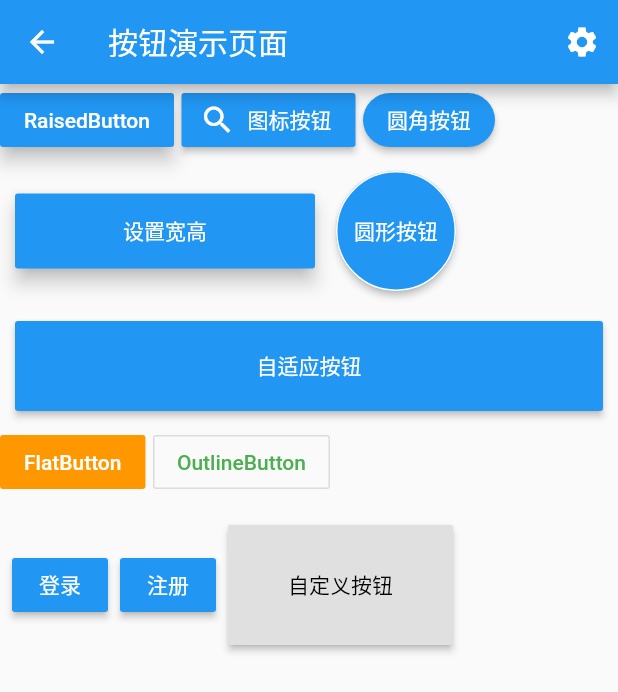
After one commit to lmx227/flutter_lmx, a Flutter app: the screen it shows after launch, after a tap on "跳转到按钮演示页面", on a phone screen of 412 x 824 dp. The commit adds this screen. Shown: the top 692 px of the screen. Run offline on Flutter 3.47's test engine with Material 2 defaults, Android fonts, the phone set to English and light mode, and no system bars; network calls fail.

Commit message:
按钮组件，自定义按钮

```diff
--- /dev/null
+++ b/flutter_lmx/lib/pages/Button.dart
@@ -0,0 +1,186 @@
+import 'package:flutter/material.dart';
+
+class ButtonPage extends StatelessWidget {
+  @override
+  Widget build(BuildContext context) {
+    return Scaffold(
+      appBar: AppBar(
+        title: Text("按钮演示页面"),
+        // 图标按钮
+        actions: <Widget>[
+          IconButton(
+            icon: Icon(Icons.settings, color: Colors.white,),
+          )
+        ],
+      ),
+      body: Column(
+        children: <Widget>[
+          Row(
+            children: <Widget>[
+              RaisedButton(
+                child: Text("RaisedButton"),
+                color: Colors.blue,
+                textColor: Colors.white,
+                elevation: 5, // 按钮阴影效果
+                onPressed: () {
+                  print("RaisedButton");
+                },
+              ),
+              SizedBox(width: 5),
+              // 图标按钮
+              RaisedButton.icon(
+                onPressed: () {
+
+                },
+                icon: Icon(Icons.search),
+                label: Text("图标按钮"),
+                color: Colors.blue,
+                textColor: Colors.white,
+              ),
+              SizedBox(width: 5),
+              RaisedButton(
+                child: Text("圆角按钮"),
+                color: Colors.blue,
+                textColor: Colors.white,
+                shape: RoundedRectangleBorder(
+                  borderRadius: BorderRadius.circular(20),
+                ),
+                onPressed: () {
+
+                },
+              )
+            ],
+          ),
+          SizedBox(height: 10),
+          Row(
+            children: <Widget>[
+              Container(
+                width: 200,
+                height: 50,
+                margin: EdgeInsets.all(10),
+                child: RaisedButton(
+                  child: Text("设置宽高"),
+                  color: Colors.blue,
+                  textColor: Colors.white,
+                  elevation: 5, // 按钮阴影效果
+                  onPressed: () {
+                    print("RaisedButton");
+                  },
+                ),
+              ),
+              Container(
+                height: 80,
+                child: RaisedButton(
+                  child: Text("圆形按钮"),
+                  color: Colors.blue,
+                  textColor: Colors.white,
+                  onPressed: () {
+                    print("圆形按钮");
+                  },
+                  shape: CircleBorder(
+                      side: BorderSide(
+                          color: Colors.white
+                      )
+                  ),
+                ),
+              ),
+            ],
+          ),
+          SizedBox(height: 10),
+          Row(
+            children: <Widget>[
+              Expanded(
+                child: Container(
+                  height: 60,
+                  margin: EdgeInsets.all(10),
+                  child: RaisedButton(
+                    child: Text("自适应按钮"),
+                    color: Colors.blue,
+                    textColor: Colors.white,
+                    onPressed: () {
+                      print("自适应按钮");
+                    },
+                  ),
+                )
+              )
+            ],
+          ),
+          Row(
+            children: <Widget>[
+              // 扁平化按钮
+              FlatButton(
+                child: Text("FlatButton"),
+                color: Colors.orange,
+                textColor: Colors.white,
+                onPressed: () {
+
+                },
+              ),
+              SizedBox(width: 5),
+              OutlineButton( // 带边框按钮
+                child: Text("OutlineButton"),
+                color: Colors.blue, // 背景色无效
+                textColor: Colors.green,
+                onPressed: () {
+                  print("OutlineButton");
+                },
+              )
+            ],
+          ),
+          SizedBox(height: 10),
+          Row(
+            mainAxisAlignment: MainAxisAlignment.start,
+            children: <Widget>[
+              ButtonBar( // 按钮组 ButtonBar
+                children: <Widget>[
+                  RaisedButton(
+                    child: Text("登录"),
+                    color: Colors.blue,
+                    textColor: Colors.white,
+                    onPressed: () {
+                    },
+                  ),
+                  RaisedButton(
+                    child: Text("注册"),
+                    color: Colors.blue,
+                    textColor: Colors.white,
+                    onPressed: () {
+                    },
+                  ),
+                  MyButton(text: "自定义按钮", width: 150, height: 80, pressed: () {
+                    print("自定义按钮");
+                  },),
+                ],
+              )
+            ],
+          )
+        ],
+      ),
+    );
+  }
+}
+
+/// 自定义按钮组件
+class MyButton extends StatelessWidget {
+
+  final text;
+  final pressed;
+  final double width;
+  final double height;
+
+  const MyButton({this.text = "", this.width = 100, this.height = 40, this.pressed});
+
+  @override
+  Widget build(BuildContext context) {
+    // TODO: implement build
+    return Container(
+      width: this.width,
+      height: this.height,
+      child: RaisedButton(
+        child: Text(this.text),
+        onPressed: this.pressed,
+      ),
+    );
+  }
+
+}
--- a/flutter_lmx/lib/pages/tabs/Home.dart
+++ b/flutter_lmx/lib/pages/tabs/Home.dart
@@ -49,6 +49,13 @@ class _HomePageState extends State<HomePage> {
           onPressed: () {
             Navigator.pushNamed(context, '/tabBarController');
           },
+        ),
+        SizedBox(height: 20),
+        RaisedButton(
+          child: Text("跳转到按钮演示页面"),
+          onPressed: () {
+            Navigator.pushNamed(context, '/buttonPage');
+          },
         )
       ],
     );
--- a/flutter_lmx/lib/routes/Routes.dart
+++ b/flutter_lmx/lib/routes/Routes.dart
@@ -13,6 +13,7 @@ import '../pages/user/RegisterThird.dart';
 import '../pages/AppBarDemo.dart';
 import '../pages/TabBarController.dart';
 import '../pages/User.dart';
+import '../pages/Button.dart';
 
 // 配置路由
 final routes = {
@@ -29,6 +30,7 @@ final routes = {
   '/appBarDemo': (context) => AppBarDemoPage(),
   '/tabBarController': (context) => TabBarControllerPage(),
   '/user': (context) => UserPage(),
+  '/buttonPage': (context) => ButtonPage(),
 };
 
 // 命名路由 统一处理
```
